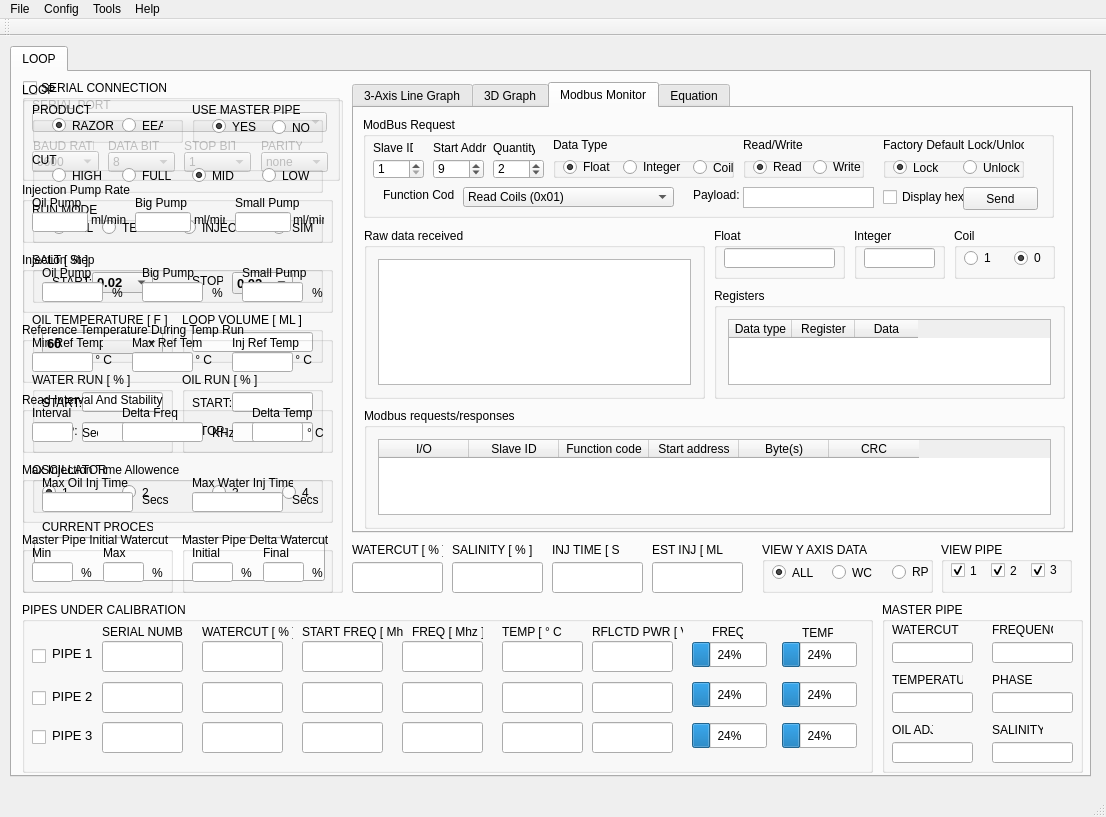
Old version of the form Sparky/forms/mainwindow.ui in the repository embeddedlinuxer/Sparky.
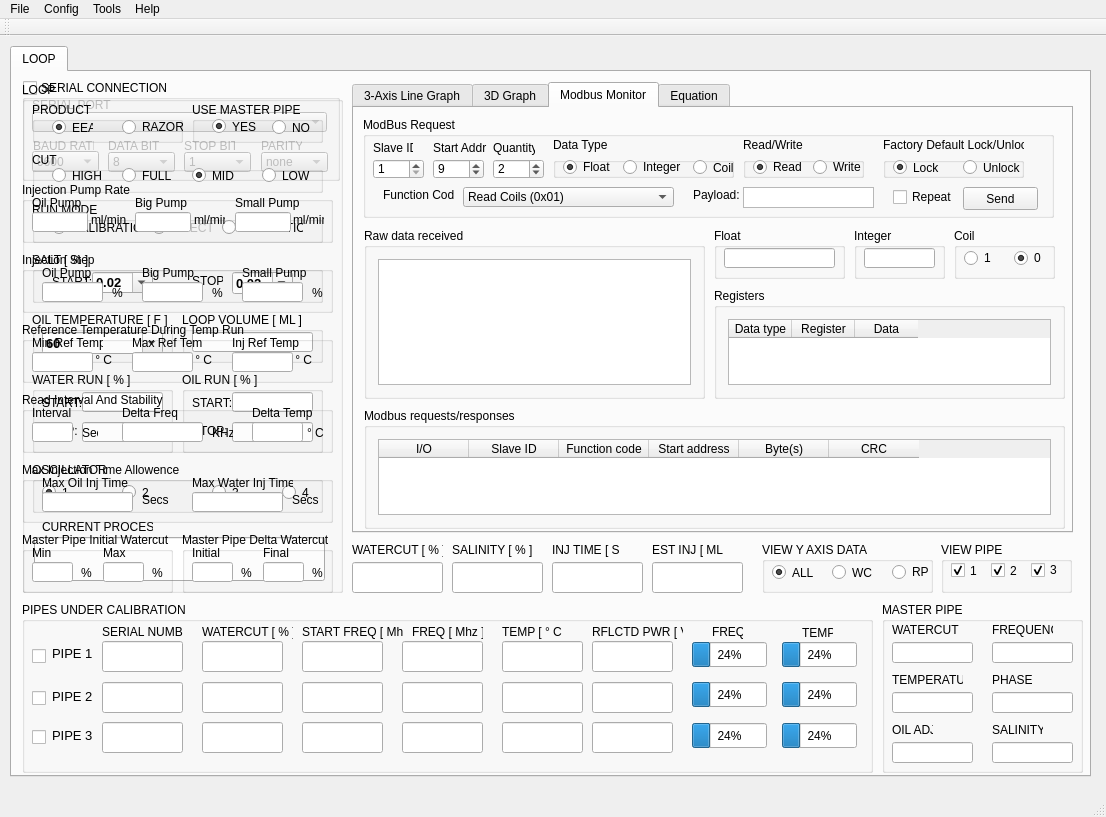
New version of the form. The open tabs and pages were chosen to show the change. Icons and pictures are not drawn.

Patch:
```diff
--- a/Sparky/forms/mainwindow.ui
+++ b/Sparky/forms/mainwindow.ui
@@ -314,6 +314,9 @@
           <strikeout>false</strikeout>
          </font>
         </property>
+        <property name="editable">
+         <bool>true</bool>
+        </property>
         <item>
          <property name="text">
           <string>0.02</string>
@@ -438,6 +441,9 @@
           <strikeout>false</strikeout>
          </font>
         </property>
+        <property name="editable">
+         <bool>true</bool>
+        </property>
         <item>
          <property name="text">
           <string>0.02</string>
@@ -763,6 +769,9 @@
           <strikeout>false</strikeout>
          </font>
         </property>
+        <property name="editable">
+         <bool>true</bool>
+        </property>
         <item>
          <property name="text">
           <string>60</string>
@@ -861,59 +870,49 @@
        <property name="title">
         <string>RUN MODE</string>
        </property>
-       <widget class="QRadioButton" name="radioButton_13">
-        <property name="geometry">
-         <rect>
-          <x>20</x>
-          <y>10</y>
-          <width>51</width>
-          <height>31</height>
-         </rect>
-        </property>
-        <property name="text">
-         <string>ALL</string>
-        </property>
-        <property name="checked">
-         <bool>true</bool>
-        </property>
-       </widget>
        <widget class="QRadioButton" name="radioButton_15">
+        <property name="enabled">
+         <bool>false</bool>
+        </property>
         <property name="geometry">
          <rect>
-          <x>70</x>
+          <x>120</x>
           <y>10</y>
-          <width>71</width>
+          <width>61</width>
           <height>31</height>
          </rect>
         </property>
         <property name="text">
-         <string>TEMPRUN</string>
+         <string>INJECT</string>
         </property>
        </widget>
        <widget class="QRadioButton" name="radioButton_16">
         <property name="geometry">
          <rect>
-          <x>150</x>
+          <x>20</x>
           <y>10</y>
-          <width>82</width>
+          <width>91</width>
           <height>31</height>
          </rect>
         </property>
         <property name="text">
-         <string>INJECTION</string>
+         <string>CALIBRATION</string>
+        </property>
+        <property name="checked">
+         <bool>true</bool>
         </property>
        </widget>
        <widget class="QRadioButton" name="radioButton_14">
         <property name="geometry">
          <rect>
-          <x>240</x>
+          <x>190</x>
           <y>10</y>
-          <width>51</width>
+          <width>81</width>
           <height>31</height>
          </rect>
         </property>
         <property name="text">
-         <string>SIM</string>
+         <string>SIMULATION</string>
         </property>
         <property name="checked">
          <bool>false</bool>
@@ -935,8 +934,8 @@
        <widget class="QRadioButton" name="radioButton">
         <property name="geometry">
          <rect>
-          <x>90</x>
-          <y>8</y>
+          <x>20</x>
+          <y>10</y>
           <width>41</width>
           <height>31</height>
          </rect>
@@ -945,23 +944,23 @@
          <string>EEA</string>
         </property>
         <property name="checked">
-         <bool>false</bool>
+         <bool>true</bool>
         </property>
        </widget>
        <widget class="QRadioButton" name="radioButton_2">
         <property name="geometry">
          <rect>
-          <x>20</x>
+          <x>90</x>
           <y>8</y>
           <width>61</width>
-          <height>31</height>
+          <height>34</height>
          </rect>
         </property>
         <property name="text">
          <string>RAZOR</string>
         </property>
         <property name="checked">
-         <bool>true</bool>
+         <bool>false</bool>
         </property>
        </widget>
       </widget>
@@ -2394,14 +2393,14 @@
         <widget class="QCheckBox" name="checkBoxHexData">
          <property name="geometry">
           <rect>
-           <x>520</x>
+           <x>530</x>
            <y>70</y>
-           <width>81</width>
+           <width>71</width>
            <height>20</height>
           </rect>
          </property>
          <property name="text">
-          <string>Display hex</string>
+          <string>Repeat</string>
          </property>
          <property name="checked">
           <bool>false</bool>
```
Left out of the diff: 19 changed lines with no effect on the pictures.
